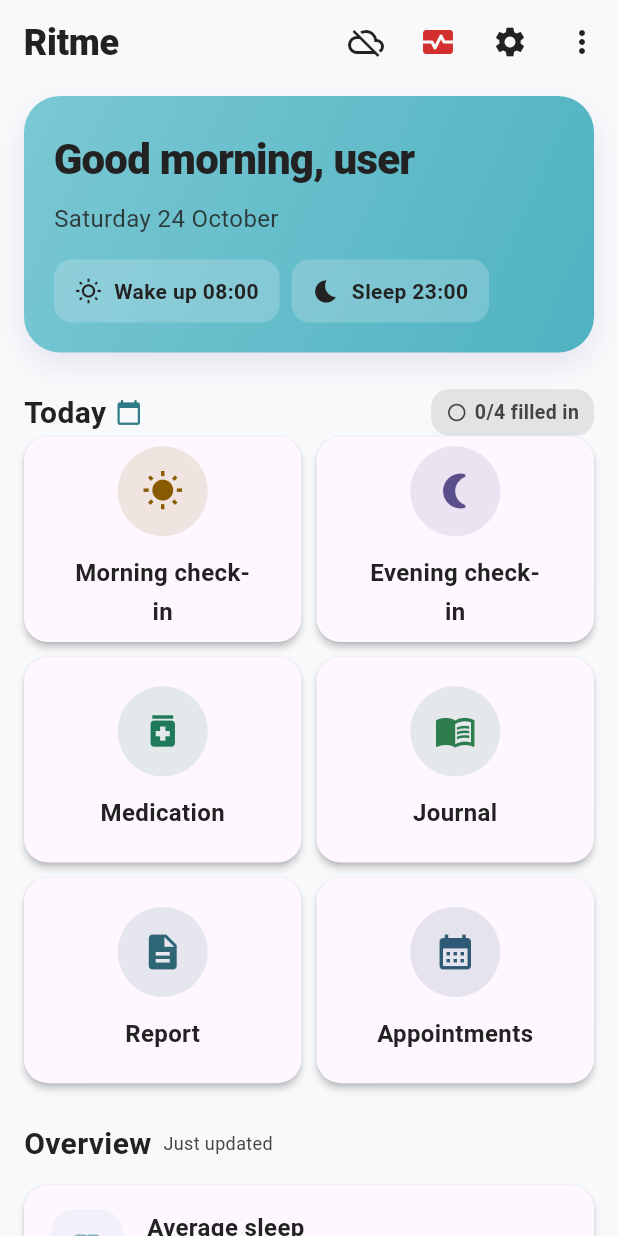
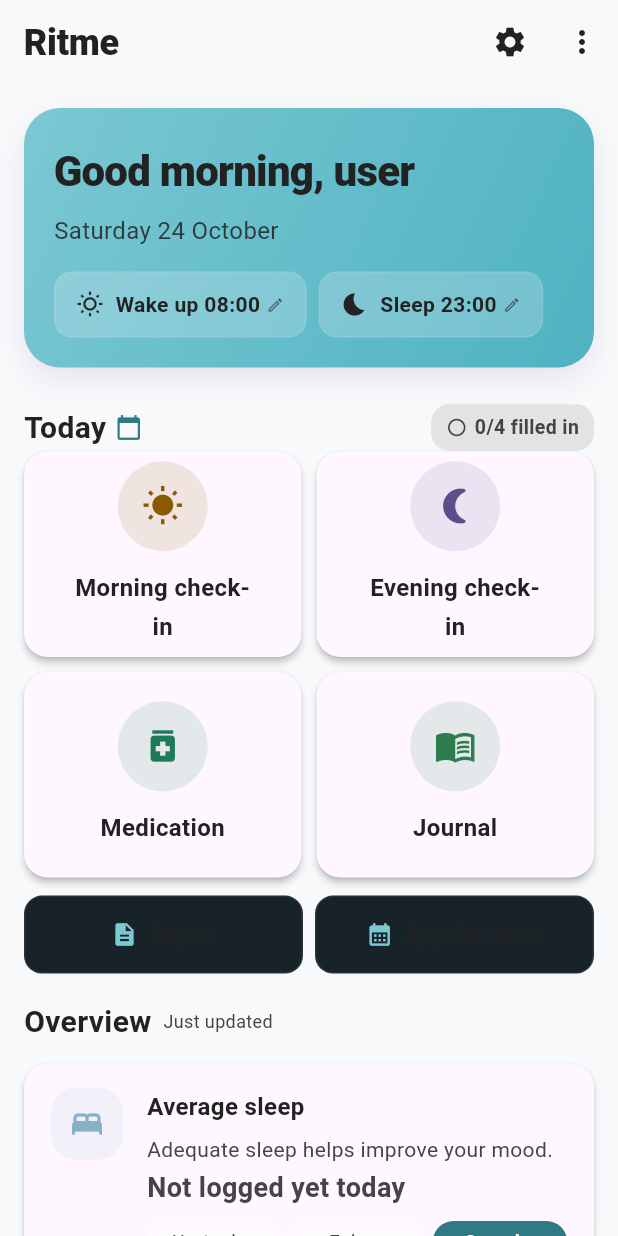
Before and after one commit to danield76799/Ritme, a Flutter app: the DashboardScreen screen opened directly, on a phone screen of 412 x 824 dp. Run offline on Flutter 3.47's test engine with Material 3 defaults, Android fonts, the phone set to English and light mode, and no system bars; our stand-ins replace file_picker, fl_chart, flutter_local_notifications, flutter_secure_storage, flutter_timezone, google_fonts and 10 more; missing offline and left inert: local_auth_android, local_auth_darwin, saf, workmanager; accounts and stored records are empty; generated files the repository leaves out were written again; statements that could not run were skipped; project files that could hold a hidden picture were left out.

Commit message:
refactor(dashboard): dark hierarchy 0F171C/182229, appbar cleanup, header affordance, 4-task grid, secondary nav, viewport fit, modular widgets, SafeArea+16dp, M3

```diff
--- a/lib/screens/dashboard_screen.dart
+++ b/lib/screens/dashboard_screen.dart
@@ -545,17 +545,6 @@
           ),
         ),
         actions: [
-          if (!_isLoading && _dailyLogs.isEmpty)
-            IconButton(
-              icon: const Icon(Icons.cloud_off),
-              tooltip: 'Offline – geen gegevens geladen',
-              onPressed: () => _loadData(),
-            ),
-          IconButton(
-            icon: Icon(lucideIcon('heartPulse'), color: AppTheme.error),
-            onPressed: () => Navigator.pushNamed(context, '/crisisplan'),
-            tooltip: AppLocalizations.of(context).crisisplan,
-          ),
           IconButton(
             icon: Icon(
               lucideIcon('settings'),
@@ -676,14 +665,10 @@
       ),
       body: RefreshIndicator(
         onRefresh: _loadData,
+        child: SafeArea(
           child: SingleChildScrollView(
             physics: const AlwaysScrollableScrollPhysics(),
-          padding: const EdgeInsets.fromLTRB(
-            AppTheme.screenPadding,
-            8,
-            AppTheme.screenPadding,
-            24,
-          ),
+            padding: const EdgeInsets.all(16),
             child: Column(
             crossAxisAlignment: CrossAxisAlignment.start,
             children: [
@@ -894,30 +879,19 @@
                       isCompleted: _checkinTypes.contains('dagboek'),
                     ),
                   ),
-                  _StaggeredCard(
-                    animation: _cardAnimations[4],
-                    child: _buildActionCard(
-                      context,
-                      icon: lucideIcon('fileText'),
-                      accent: TileAccent.report,
-                      title: AppLocalizations.of(context).rapport,
-                      route: '/rapport',
-                    ),
-                  ),
-                  _StaggeredCard(
-                    animation: _cardAnimations[5],
-                    child: _buildActionCard(
-                      context,
-                      icon: lucideIcon('calendarDays'),
-                      accent: TileAccent.appointments,
-                      title: AppLocalizations.of(context).afspraken,
-                      route: '/appointments',
-                    ),
-                  ),
-                ],
-              ),
-
-              const SizedBox(height: 24),
+                ],
+              ),
+
+              const SizedBox(height: 12),
+              Row(
+                children: [
+                  Expanded(child: _SecondaryNavChip(icon: lucideIcon('fileText'), label: AppLocalizations.of(context).rapport, onTap: () => Navigator.pushNamed(context, '/rapport'))),
+                  const SizedBox(width: 8),
+                  Expanded(child: _SecondaryNavChip(icon: lucideIcon('calendarDays'), label: AppLocalizations.of(context).afspraken, onTap: () => Navigator.pushNamed(context, '/appointments'))),
+                ],
+              ),
+
+              const SizedBox(height: 16),
 
               Row(
                 children: [
@@ -1032,6 +1006,7 @@
                 ),
               ),
             ],
+          ),
         ),
         ),
       ),
@@ -1185,22 +1160,23 @@
   }
 
   Widget _buildTimeChip(IconData icon, String label, String time, bool isDark) {
-    return Container(
+    return Material(
+      color: Colors.transparent,
+      child: InkWell(
+        onTap: () => Navigator.pushNamed(context, '/settings'),
+        borderRadius: BorderRadius.circular(AppTheme.smallRadius),
+        child: Container(
           padding: EdgeInsets.symmetric(horizontal: 14, vertical: 10),
           decoration: BoxDecoration(
             color: Theme.of(context).cardColor.withValues(alpha: 0.20),
             borderRadius: BorderRadius.circular(AppTheme.smallRadius),
+            border: Border.all(color: Colors.white.withValues(alpha: 0.08)),
           ),
           child: Row(
             mainAxisSize: MainAxisSize.min,
             children: [
               Icon(icon, color: Theme.of(context).colorScheme.onSurface, size: 18),
               const SizedBox(width: 8),
-          // Geen Flexible/ellipsis meer: de chip staat nu in een Wrap en mag
-          // zijn natuurlijke breedte houden. De vorige krimp-constructie kapte
-          // de TIJD af ("Opstaan 08…") — precies het stuk dat de gebruiker
-          // nodig heeft. Past het niet, dan schuift de chip naar de volgende
-          // regel in plaats van te krimpen.
               Text(
                 AppLocalizations.of(context).labelEnTijd(label, time),
                 style: TextStyle(
@@ -1209,7 +1185,11 @@
                   fontWeight: FontWeight.w600,
                 ),
               ),
-        ],
+              const SizedBox(width: 4),
+              Icon(Icons.edit_outlined, size: 12, color: Theme.of(context).colorScheme.onSurface.withValues(alpha: 0.6)),
+            ],
+          ),
+        ),
       ),
     );
   }
@@ -1234,6 +1214,7 @@
       closedElevation: 2,
       closedShape: RoundedRectangleBorder(
         borderRadius: BorderRadius.circular(AppTheme.borderRadius),
+        side: isCompleted ? BorderSide(color: const Color(0xFF4ECDC4).withValues(alpha: 0.5), width: 1.2) : BorderSide(color: Colors.white.withValues(alpha: 0.08), width: 1),
       ),
       closedColor: Theme.of(context).cardColor,
       openColor: Theme.of(context).scaffoldBackgroundColor,
@@ -1736,3 +1717,31 @@
     );
   }
 }
+
+class _SecondaryNavChip extends StatelessWidget {
+  final IconData icon; final String label; final VoidCallback onTap;
+  const _SecondaryNavChip({required this.icon, required this.label, required this.onTap});
+  @override
+  Widget build(BuildContext context) {
+    return Material(
+      color: const Color(0xFF182229),
+      borderRadius: BorderRadius.circular(12),
+      child: InkWell(
+        onTap: onTap,
+        borderRadius: BorderRadius.circular(12),
+        child: Container(
+          padding: const EdgeInsets.symmetric(horizontal: 12, vertical: 14),
+          decoration: BoxDecoration(
+            borderRadius: BorderRadius.circular(12),
+            border: Border.all(color: Colors.white.withValues(alpha: 0.08)),
+          ),
+          child: Row(mainAxisAlignment: MainAxisAlignment.center, children: [
+            Icon(icon, size: 18, color: const Color(0xFF7AC8D3)),
+            const SizedBox(width: 8),
+            Flexible(child: Text(label, maxLines: 1, overflow: TextOverflow.ellipsis, style: const TextStyle(fontWeight: FontWeight.w600, fontSize: 14))),
+          ]),
+        ),
+      ),
+    );
+  }
+}
--- a/lib/theme/app_theme.dart
+++ b/lib/theme/app_theme.dart
@@ -26,9 +26,9 @@
   static const Color surfaceColor = Color(0xFFFFFFFF);
   static const Color dividerColor = Color(0xFFE8ECEF);
 
-  static const Color darkBackground = Color(0xFF0F1A1D);
-  static const Color darkSurface = Color(0xFF1A2B30);
-  static const Color darkCard = Color(0xFF223236);
+  static const Color darkBackground = Color(0xFF0F171C);
+  static const Color darkSurface = Color(0xFF182229);
+  static const Color darkCard = Color(0xFF182229);
   static const Color darkText = Color(0xFFF0F5F7);
   static const Color darkTextSecondary = Color(0xFFB8C5C8);
 
@@ -405,6 +405,7 @@
         color: darkCard,
         shape: RoundedRectangleBorder(
           borderRadius: BorderRadius.circular(borderRadius),
+          side: BorderSide(color: Colors.white.withValues(alpha: 0.08), width: 1),
         ),
         margin: EdgeInsets.zero,
       ),
```
Lines whose indentation alone changed are shown as unchanged.
